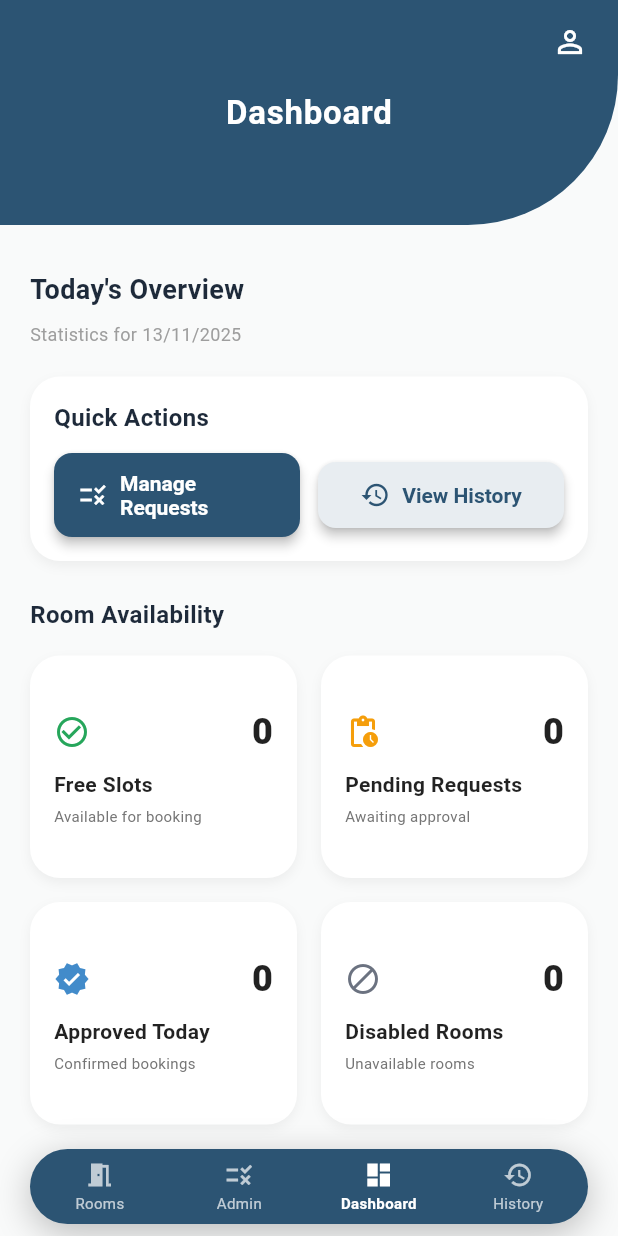
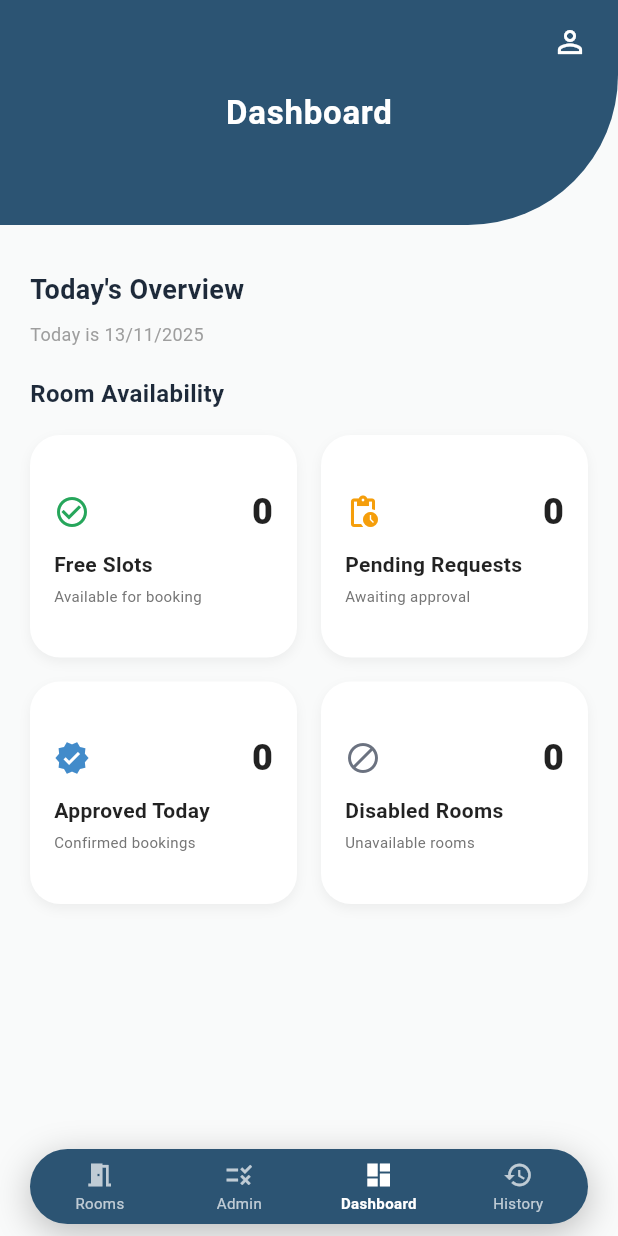
Before and after one commit to riley-tannie/room_booking, a Flutter app: the HomeLecturer screen opened directly, item 3 of the bottom bar chosen, on a phone screen of 412 x 824 dp. Run offline on Flutter 3.47's test engine with Material 3 defaults, Android fonts, the phone set to English and light mode, and no system bars; our stand-ins replace shared_preferences; accounts and stored records are empty; network calls fail.

Commit message:
very very updated

```diff
--- a/lib/constant/app_constant.dart
+++ b/lib/constant/app_constant.dart
@@ -1,6 +1,6 @@
 class AppConstants {
   // API Configuration
-  static const String apiBaseUrl = 'http://172.25.63.131:3000'; //your backend server URL
+  static const String apiBaseUrl = 'http://localhost:3000'; //your backend server URL
   //static const Duration apiTimeout = Duration(seconds: 10);
   //static const Duration apiLongTimeout = Duration(seconds: 15);
 
--- a/lib/data_store.dart
+++ b/lib/data_store.dart
@@ -100,6 +100,7 @@ class UserBooking {
   final DateTime bookedAt;
   final String roomLocation;
   final String roomImageUrl;
+  final String? approvedByName;
   final String? approvedBy;
 
   UserBooking({
@@ -114,6 +115,7 @@ class UserBooking {
     required this.bookedAt,
     required this.roomLocation,
     required this.roomImageUrl,
+    this.approvedByName,
     this.approvedBy,
   });
 
@@ -148,6 +150,7 @@ class UserBooking {
       bookedAt: bookedAt,
       roomLocation: json['location'] ?? '',
       roomImageUrl: json['image_url'] ?? 'assets/images/default_room.jpg',
+      approvedByName: json['approved_by_name']?.toString(),
       approvedBy: json['approved_by'],
     );
   }
--- a/lib/lecturer/admin_page_lecturer.dart
+++ b/lib/lecturer/admin_page_lecturer.dart
@@ -240,7 +240,7 @@ class _AdminPageLecturerState extends State<AdminPageLecturer> {
         ),
         const SizedBox(height: 4),
         const Text(
-          'Review and manage room booking requests from students',
+          'Manage room booking requests from students',
           style: TextStyle(
             fontSize: 14,
             color: Colors.grey,
--- a/lib/lecturer/booking_history_lecturer.dart
+++ b/lib/lecturer/booking_history_lecturer.dart
@@ -95,7 +95,7 @@ class _BookingHistoryLecturerState extends State<BookingHistoryLecturer> {
           ),
           const SizedBox(height: 8),
           Text(
-            'Your decisions for ${_getFormattedDate()}',
+            'Today is ${_getFormattedDate()}',
             style: const TextStyle(
               fontSize: 12,
               color: Colors.grey,
--- a/lib/lecturer/dashboard_lecturer.dart
+++ b/lib/lecturer/dashboard_lecturer.dart
@@ -2,14 +2,7 @@ import 'package:flutter/material.dart';
 import '../api_service.dart';
 
 class DashboardLecturer extends StatefulWidget {
-  final VoidCallback onNavigateToAdmin;
-  final VoidCallback onNavigateToHistory;
-
-  const DashboardLecturer({
-    super.key,
-    required this.onNavigateToAdmin,
-    required this.onNavigateToHistory,
-  });
+  const DashboardLecturer({super.key});
 
   @override
   State<DashboardLecturer> createState() => _DashboardLecturerState();
@@ -27,9 +20,7 @@ class _DashboardLecturerState extends State<DashboardLecturer> {
 
   Future<void> _loadDashboardStats() async {
     try {
-      // Use today-specific dashboard stats
       final stats = await ApiService.getTodayDashboardStats();
-      // Ensure we have valid numbers, default to 0 if null
       setState(() {
         dashboardStats = {
           'free_slots': stats['free_slots'] ?? 0,
@@ -42,8 +33,6 @@ class _DashboardLecturerState extends State<DashboardLecturer> {
         isLoading = false;
       });
     } catch (e) {
-      print('Error loading dashboard stats: $e');
-      // Fallback to default values
       setState(() {
         dashboardStats = {
           'free_slots': 0,
@@ -75,17 +64,13 @@ class _DashboardLecturerState extends State<DashboardLecturer> {
           ),
           const SizedBox(height: 8),
           Text(
-            'Statistics for ${_getFormattedDate()}',
+            'Today is ${_getFormattedDate()}',
             style: const TextStyle(
               fontSize: 12,
               color: Colors.grey,
             ),
           ),
           const SizedBox(height: 20),
-
-          // Quick Actions
-          _buildQuickActions(),
-          const SizedBox(height: 24),
 
           // Statistics Grid
           const Text(
@@ -139,78 +124,6 @@ class _DashboardLecturerState extends State<DashboardLecturer> {
                 ),
               ],
             ),
-        ],
-      ),
-    );
-  }
-
-  Widget _buildQuickActions() {
-    return Container(
-      padding: const EdgeInsets.all(16),
-      decoration: BoxDecoration(
-        color: Colors.white,
-        borderRadius: BorderRadius.circular(20),
-        boxShadow: [
-          BoxShadow(
-            color: Colors.black12.withOpacity(0.05),
-            blurRadius: 6,
-            offset: const Offset(0, 3),
-          ),
-        ],
-      ),
-      child: Column(
-        crossAxisAlignment: CrossAxisAlignment.start,
-        children: [
-          const Text(
-            'Quick Actions',
-            style: TextStyle(
-              fontSize: 16,
-              fontWeight: FontWeight.bold,
-              color: Color(0xFF1E2A3A),
-            ),
-          ),
-          const SizedBox(height: 12),
-          Row(
-            children: [
-              Expanded(
-                child: ElevatedButton.icon(
-                  onPressed: widget.onNavigateToAdmin,
-                  style: ElevatedButton.styleFrom(
-                    backgroundColor: const Color(0xFF2C5473),
-                    foregroundColor: Colors.white,
-                    padding: const EdgeInsets.symmetric(vertical: 12, horizontal: 16),
-                    shape: RoundedRectangleBorder(
-                      borderRadius: BorderRadius.circular(12),
-                    ),
-                  ),
-                  icon: const Icon(Icons.rule, size: 20),
-                  label: const Text(
-                    'Manage Requests',
-                    style: TextStyle(fontSize: 14, fontWeight: FontWeight.w600),
-                  ),
-                ),
-              ),
-              const SizedBox(width: 12),
-              Expanded(
-                child: ElevatedButton.icon(
-                  onPressed: widget.onNavigateToHistory,
-                  style: ElevatedButton.styleFrom(
-                    backgroundColor: const Color(0xFFE8EDF1),
-                    foregroundColor: const Color(0xFF2C5473),
-                    padding: const EdgeInsets.symmetric(vertical: 12, horizontal: 16),
-                    shape: RoundedRectangleBorder(
-                      borderRadius: BorderRadius.circular(12),
-                    ),
-                  ),
-                  icon: const Icon(Icons.history, size: 20),
-                  label: const Text(
-                    'View History',
-                    style: TextStyle(fontSize: 14, fontWeight: FontWeight.w600),
-                  ),
-                ),
-              ),
-            ],
-          ),
         ],
       ),
     );
--- a/lib/lecturer/home_lecturer.dart
+++ b/lib/lecturer/home_lecturer.dart
@@ -40,12 +40,8 @@ class _HomeLecturerState extends State<HomeLecturer> {
 
   late final List<Widget> _pages = [
     const RoomListPageLecturer(key: PageStorageKey('pageRooms')),
-    AdminPageLecturer(key: const PageStorageKey('pageAdmin')),
-    DashboardLecturer(
-      key: const PageStorageKey('pageDashboard'),
-      onNavigateToAdmin: () => setIndex(1),
-      onNavigateToHistory: () => setIndex(3),
-    ),
+    const AdminPageLecturer(key: PageStorageKey('pageAdmin')),
+    const DashboardLecturer(key: PageStorageKey('pageDashboard')),
     const BookingHistoryLecturer(key: PageStorageKey('pageHistory')),
     const ProfileLecturer(key: PageStorageKey('pageProfile')),
   ];
--- a/lib/lecturer/room_list_page_lecturer.dart
+++ b/lib/lecturer/room_list_page_lecturer.dart
@@ -107,7 +107,7 @@ class _RoomListPageLecturerState extends State<RoomListPageLecturer> {
           ),
           const SizedBox(height: 8),
           Text(
-            'Real-time status for ${_getFormattedDate()}',
+            'Today is ${_getFormattedDate()}',
             style: const TextStyle(
               fontSize: 12,
               color: Colors.grey,
--- a/lib/student/booking_history.dart
+++ b/lib/student/booking_history.dart
@@ -266,7 +266,7 @@ class BookingHistory extends StatelessWidget {
                       ),
 
                       // Show approved by information if available
-                      if (booking.approvedBy != null && booking.approvedBy!.isNotEmpty)
+                      if (booking.approvedByName != null && booking.approvedByName!.isNotEmpty)
   Padding(
     padding: const EdgeInsets.only(top: 4),
     child: Row(
@@ -274,7 +274,7 @@ class BookingHistory extends StatelessWidget {
         const Icon(Icons.person, size: 12, color: Colors.green),
         const SizedBox(width: 4),
         Text(
-                                'Approved by: ${booking.approvedBy}',
+          'Approved by: ${booking.approvedByName}', // Use approvedByName instead of approvedBy
           style: const TextStyle(
             color: Colors.green,
             fontSize: 11,
```
Also changed, not shown: lib/api_service.dart (+3 -5 lines), lib/register.dart (+8 -1 lines), lib/student/booking_detail_page.dart (+27 -8 lines), lib/student/room_list.dart (+89 -156 lines). Lines whose indentation alone changed are shown as unchanged.
